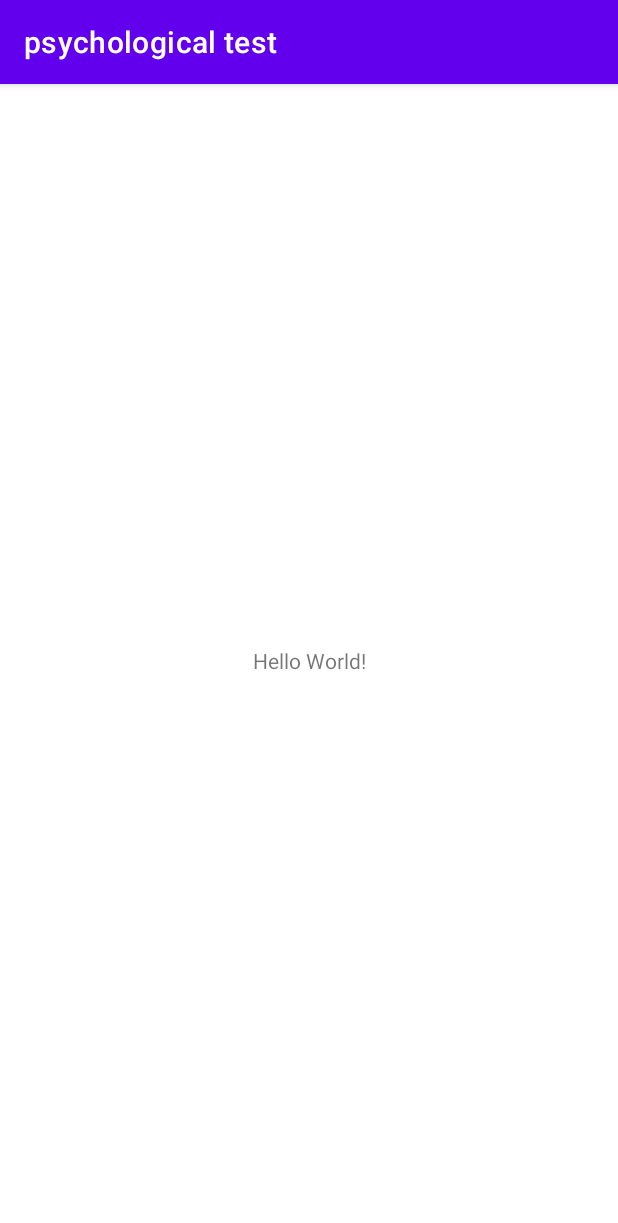
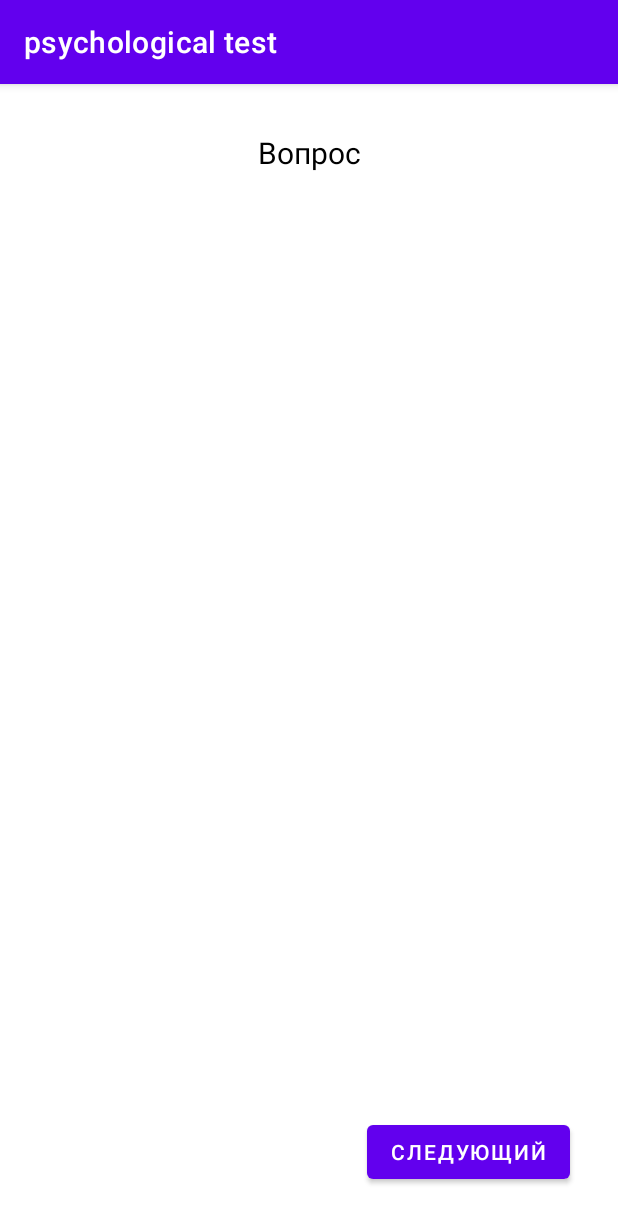
Before and after one commit to mironoff2007/psychological_test, an Android app: the screen it shows after launch (MainActivity), on a phone screen of 412 x 824 dp. Shown: the top 1223 px of the screen. Run offline under Robolectric (Android 15) with nearby library versions, the light colour scheme and no system bars; our stand-ins replace Room's generated code.

Commit message:
Text View shows questions

```diff
--- a/app/src/main/java/com/mironov/psychologicaltest/MainActivity.kt
+++ b/app/src/main/java/com/mironov/psychologicaltest/MainActivity.kt
@@ -1,26 +1,51 @@
 package com.mironov.psychologicaltest
 
-import androidx.appcompat.app.AppCompatActivity
 import android.os.Bundle
 import android.util.Log
-import android.widget.Toast
-import androidx.annotation.Nullable
-import androidx.lifecycle.LifecycleOwner
-import androidx.lifecycle.LiveData
-import androidx.lifecycle.Observer
+import android.view.View
+import android.widget.Button
+import android.widget.TextView
+import androidx.appcompat.app.AppCompatActivity
 import androidx.lifecycle.ViewModelProvider
-import com.mironov.psychologicaltest.data.QuestionDatabase
 import com.mironov.psychologicaltest.model.Question
-import com.mironov.psychologicaltest.repository.QuestionRepository
 
 class MainActivity : AppCompatActivity() {
 
-    lateinit var viewModel:MainViewModel
+    lateinit var viewModel: MainViewModel
+
+    lateinit var nextButton: Button
+    private lateinit var questionText: TextView
 
     override fun onCreate(savedInstanceState: Bundle?) {
         super.onCreate(savedInstanceState)
         setContentView(R.layout.activity_main)
 
         viewModel = ViewModelProvider(this).get(MainViewModel::class.java)
+
+        setupObserver()
+        initViews()
+        setupButtonsListeners()
+    }
+
+    private fun initViews() {
+        nextButton = findViewById(R.id.nextButton)
+        questionText= findViewById(R.id.questionText)
+    }
+    private fun setupButtonsListeners() {
+        nextButton.setOnClickListener { v: View? ->
+            viewModel.getNextQuestion()
+        }
+
+    }
+
+    private fun setupObserver() {
+        viewModel.viewModelStatus.observe(this) {
+            when (it) {
+                Status.RESPONSE -> {
+                    var q=viewModel.currentQuestion
+                    questionText.text=q?.id.toString()+". "+q?.questionText+"?"
+                }
+            }
+        }
     }
 }
--- a/app/src/main/java/com/mironov/psychologicaltest/MainViewModel.kt
+++ b/app/src/main/java/com/mironov/psychologicaltest/MainViewModel.kt
@@ -12,11 +12,13 @@ import com.mironov.psychologicaltest.repository.QuestionRepository
 
 class MainViewModel(application: Application) : AndroidViewModel(application) {
 
-    var questionId = 0;
+    var questionId = 1;
     var questionMaxId=0;
     var mutableMaxCount : LiveData<Int>
 
     var currentQuestion:Question?=null
+
+    val viewModelStatus: MutableLiveData<Status> = MutableLiveData<Status>()
 
     private val repository: QuestionRepository
 
@@ -29,13 +31,18 @@ class MainViewModel(application: Application) : AndroidViewModel(application) {
     }
 
     fun getQuestionById(id: Int) {
-        if (id<=questionMaxId-1) {
+        if (id<=questionMaxId) {
             repository.getQuestionById(id).observeForever(object : Observer<Question?> {
                 override fun onChanged(q: Question?) {
                     currentQuestion=q
+                    viewModelStatus.postValue(Status.RESPONSE)
                 }
             })
         }
+    }
+
+    fun getQuestionText():String? {
+        return currentQuestion?.questionText
     }
 
     public fun getNextQuestion() {
--- /dev/null
+++ b/app/src/main/java/com/mironov/psychologicaltest/Status.kt
@@ -0,0 +1,5 @@
+package com.mironov.psychologicaltest
+
+enum class Status {
+    LOADING, ERROR, RESPONSE
+}
--- a/app/src/main/res/layout/activity_main.xml
+++ b/app/src/main/res/layout/activity_main.xml
@@ -6,13 +6,28 @@
     android:layout_height="match_parent"
     tools:context=".MainActivity">
 
+
     <TextView
+        android:id="@+id/questionText"
         android:layout_width="wrap_content"
         android:layout_height="wrap_content"
-        android:text="Hello World!"
+        android:layout_marginTop="32dp"
+        android:text="Вопрос"
+        android:textSize="20sp"
+        app:layout_constraintEnd_toEndOf="parent"
+        app:layout_constraintStart_toStartOf="parent"
+        app:layout_constraintTop_toTopOf="parent"
+        android:textColor="@color/black"/>
+
+
+    <Button
+        android:id="@+id/nextButton"
+        android:layout_width="wrap_content"
+        android:layout_height="wrap_content"
+        android:layout_marginEnd="32dp"
+        android:layout_marginBottom="32dp"
+        android:text="Следующий"
         app:layout_constraintBottom_toBottomOf="parent"
-        app:layout_constraintLeft_toLeftOf="parent"
-        app:layout_constraintRight_toRightOf="parent"
-        app:layout_constraintTop_toTopOf="parent" />
+        app:layout_constraintEnd_toEndOf="parent" />
 
 </androidx.constraintlayout.widget.ConstraintLayout>
```
